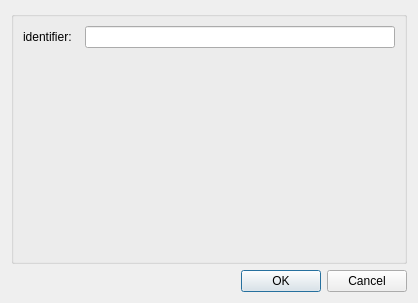
This is mapclientplugins/scaffoldgroupmanagerstep/qt/configuredialog.ui in mapclient-plugins/mapclientplugins.scaffoldgroupmanagerstep as Qt 5 draws it before an edit. The edited form follows.
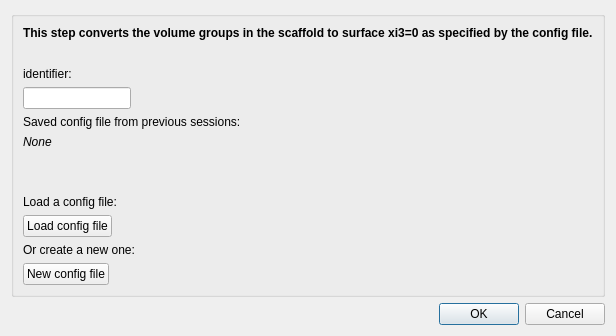
This is the edited form.

Commit message: new editor UI to enter groups + modified the existing Dialog UI

```diff
--- a/mapclientplugins/scaffoldgroupmanagerstep/qt/configuredialog.ui
+++ b/mapclientplugins/scaffoldgroupmanagerstep/qt/configuredialog.ui
@@ -6,43 +6,151 @@
    <rect>
     <x>0</x>
     <y>0</y>
-    <width>418</width>
-    <height>303</height>
+    <width>597</width>
+    <height>336</height>
    </rect>
   </property>
   <property name="windowTitle">
    <string>Configure Step</string>
   </property>
   <layout class="QGridLayout" name="gridLayout">
-   <item row="0" column="0">
+   <item row="2" column="0">
+    <widget class="QDialogButtonBox" name="buttonBox">
+     <property name="orientation">
+      <enum>Qt::Horizontal</enum>
+     </property>
+     <property name="standardButtons">
+      <set>QDialogButtonBox::Cancel|QDialogButtonBox::Ok</set>
+     </property>
+    </widget>
+   </item>
+   <item row="1" column="0">
     <widget class="QGroupBox" name="configGroupBox">
      <property name="title">
       <string/>
      </property>
-     <layout class="QFormLayout" name="formLayout">
-      <item row="0" column="0">
+     <layout class="QGridLayout" name="gridLayout_2">
+      <item row="6" column="0">
+       <widget class="QLabel" name="label_5">
+        <property name="font">
+         <font>
+          <italic>true</italic>
+         </font>
+        </property>
+        <property name="text">
+         <string>None</string>
+        </property>
+       </widget>
+      </item>
+      <item row="2" column="0">
        <widget class="QLabel" name="label0">
         <property name="text">
          <string>identifier:  </string>
         </property>
        </widget>
       </item>
-      <item row="0" column="1">
-       <widget class="QLineEdit" name="lineEdit0"/>
+      <item row="10" column="0">
+       <widget class="QLabel" name="label_3">
+        <property name="text">
+         <string>Or create a new one:</string>
+        </property>
+       </widget>
+      </item>
+      <item row="11" column="0">
+       <widget class="QPushButton" name="pushButton_2">
+        <property name="sizePolicy">
+         <sizepolicy hsizetype="Maximum" vsizetype="Fixed">
+          <horstretch>0</horstretch>
+          <verstretch>0</verstretch>
+         </sizepolicy>
+        </property>
+        <property name="text">
+         <string>New config file</string>
+        </property>
+       </widget>
+      </item>
+      <item row="1" column="0">
+       <spacer name="verticalSpacer">
+        <property name="orientation">
+         <enum>Qt::Vertical</enum>
+        </property>
+        <property name="sizeHint" stdset="0">
+         <size>
+          <width>20</width>
+          <height>40</height>
+         </size>
+        </property>
+       </spacer>
+      </item>
+      <item row="0" column="0">
+       <widget class="QLabel" name="label_2">
+        <property name="font">
+         <font>
+          <weight>75</weight>
+          <bold>true</bold>
+         </font>
+        </property>
+        <property name="text">
+         <string>This step converts the volume groups in the scaffold to surface xi3=0 as specified by the config file.</string>
+        </property>
+       </widget>
+      </item>
+      <item row="7" column="0">
+       <spacer name="verticalSpacer_2">
+        <property name="orientation">
+         <enum>Qt::Vertical</enum>
+        </property>
+        <property name="sizeType">
+         <enum>QSizePolicy::Fixed</enum>
+        </property>
+        <property name="sizeHint" stdset="0">
+         <size>
+          <width>20</width>
+          <height>40</height>
+         </size>
+        </property>
+       </spacer>
+      </item>
+      <item row="9" column="0">
+       <widget class="QPushButton" name="pushButton">
+        <property name="sizePolicy">
+         <sizepolicy hsizetype="Maximum" vsizetype="Fixed">
+          <horstretch>0</horstretch>
+          <verstretch>0</verstretch>
+         </sizepolicy>
+        </property>
+        <property name="text">
+         <string>Load config file</string>
+        </property>
+       </widget>
+      </item>
+      <item row="5" column="0">
+       <widget class="QLabel" name="label_4">
+        <property name="text">
+         <string>Saved config file from previous sessions: </string>
+        </property>
+       </widget>
+      </item>
+      <item row="8" column="0">
+       <widget class="QLabel" name="label">
+        <property name="text">
+         <string>Load a config file:</string>
+        </property>
+       </widget>
+      </item>
+      <item row="4" column="0">
+       <widget class="QLineEdit" name="lineEdit0">
+        <property name="sizePolicy">
+         <sizepolicy hsizetype="Maximum" vsizetype="Fixed">
+          <horstretch>0</horstretch>
+          <verstretch>0</verstretch>
+         </sizepolicy>
+        </property>
+       </widget>
       </item>
      </layout>
     </widget>
    </item>
-   <item row="1" column="0">
-    <widget class="QDialogButtonBox" name="buttonBox">
-     <property name="orientation">
-      <enum>Qt::Horizontal</enum>
-     </property>
-     <property name="standardButtons">
-      <set>QDialogButtonBox::Cancel|QDialogButtonBox::Ok</set>
-     </property>
-    </widget>
-   </item>
   </layout>
  </widget>
  <resources/>
```
